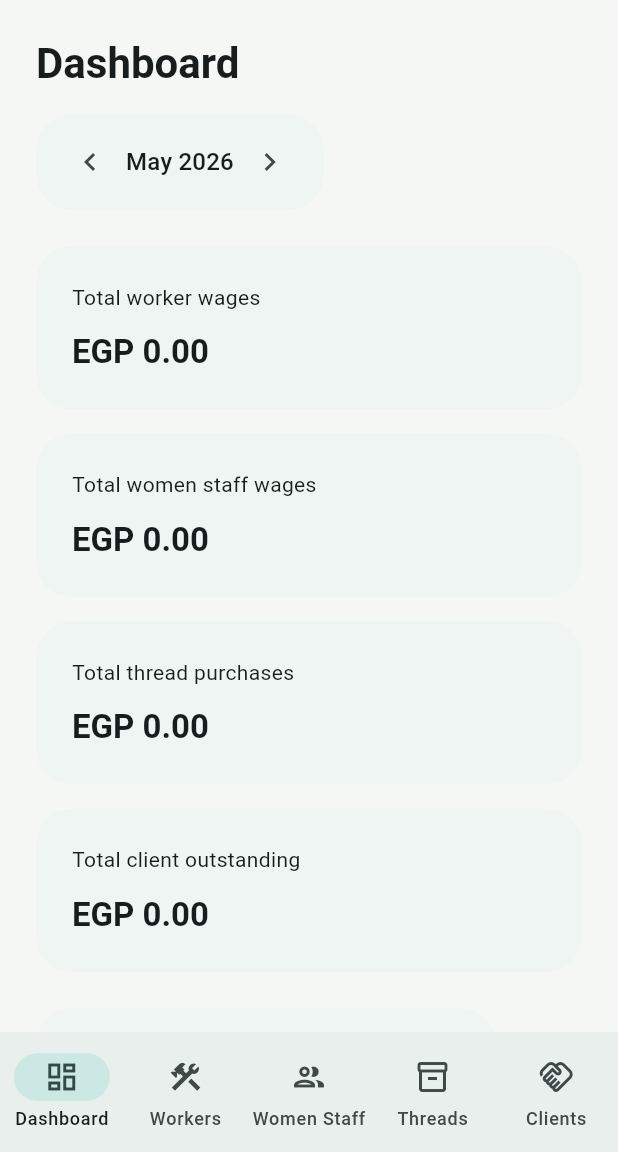
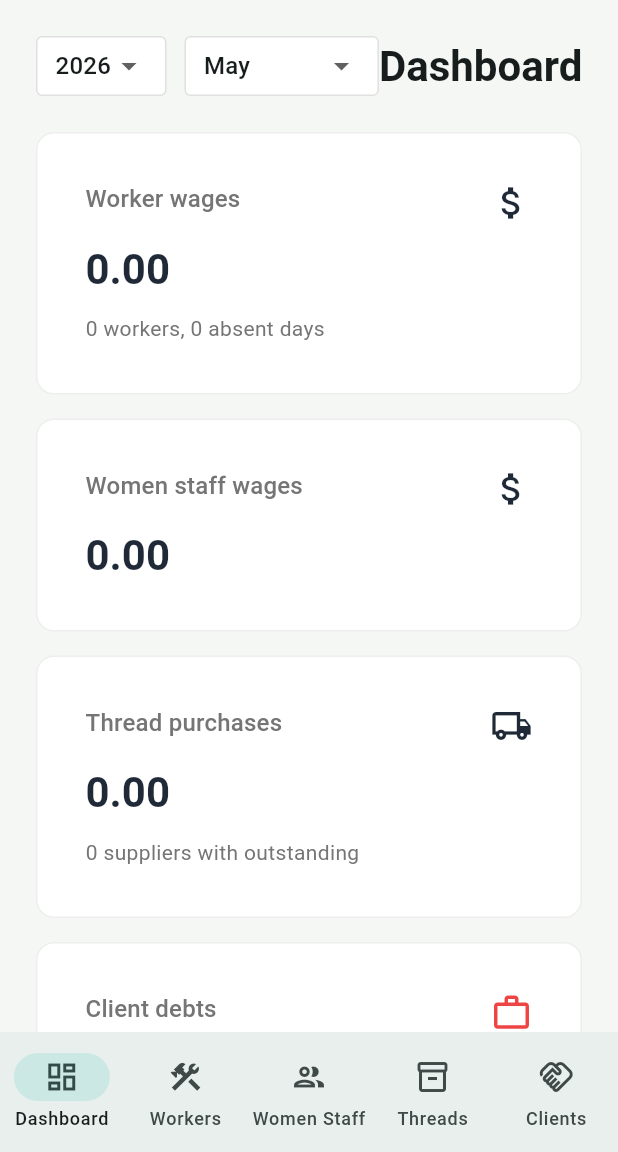
Before and after one commit to MahmoudDahy11/company, a Flutter app: the screen it shows once a user with an empty profile is signed in, after a tap on the "translate" icon, on a phone screen of 412 x 824 dp, the part 84-1236 px from its top. Run offline on Flutter 3.47's test engine with Material 3 defaults, Android fonts, the phone set to English and light mode, and no system bars; our stand-ins replace cloud_firestore, connectivity_plus, drift, firebase_auth, firebase_core, fl_chart and 6 more; missing offline and left inert: excel; accounts and stored records are empty; generated files the repository leaves out were written again.

Commit message:
refactor: update dashboard UI components and localize strings with parameters

```diff
--- a/lib/core/localization/arb/app_ar.arb
+++ b/lib/core/localization/arb/app_ar.arb
@@ -48,17 +48,36 @@
       "value": {}
     }
   },
-  "dashboardSummaryWorkersWages": "إجمالي أجور العمال",
-  "dashboardSummaryWomenWages": "إجمالي أجور الحريم",
-  "dashboardSummaryThreadPurchases": "إجمالي مشتريات الخيوط",
-  "dashboardSummaryClientOutstanding": "إجمالي على الزبايين",
-  "dashboardQuickInfoTitle": "معلومات سريعة",
-  "dashboardRegisteredWorkers": "عدد العمال المسجلين",
-  "dashboardAbsentDaysThisMonth": "أيام الغياب هذا الشهر",
-  "dashboardPendingClients": "الزباين المتبقين",
-  "dashboardSuppliersOutstanding": "موردون لهم رصيد",
-  "dashboardTopWorkersChart": "أفضل 5 عمال هذا الشهر",
-  "dashboardThreadsYearChart": "مشتريات الخيوط خلال السنة",
+  "dashboardSummaryWorkersWages": "أجور العمال",
+  "dashboardSummaryWomenWages": "أجور الحريم",
+  "dashboardSummaryThreadPurchases": "مشتريات الخيط",
+  "dashboardSummaryClientOutstanding": "ديون الزبائن",
+  "workersAndAbsence": "{workers} عمال، {absence} أيام غياب",
+  "@workersAndAbsence": {
+    "placeholders": {
+      "workers": {},
+      "absence": {}
+    }
+  },
+  "suppliersOutstanding": "{count} موردين لهم مستحقات",
+  "@suppliersOutstanding": {
+    "placeholders": {
+      "count": {}
+    }
+  },
+  "clientsDebts": "{count} زبائن عليهم ديون",
+  "@clientsDebts": {
+    "placeholders": {
+      "count": {}
+    }
+  },
+  "dashboardTopWorkersChart": "إنتاج العمال (أعلى 10)",
+  "dashboardThreadsYearChart": "مشتريات الخيط ({year})",
+  "@dashboardThreadsYearChart": {
+    "placeholders": {
+      "year": {}
+    }
+  },
   "dashboardClientsDistributionChart": "توزيع ديون الزباين",
   "dashboardWomenAdvancesChart": "سلف الحريم هذا الشهر",
   "noCurrentDebts": "لا توجد ديون حالية",
--- a/lib/core/localization/arb/app_en.arb
+++ b/lib/core/localization/arb/app_en.arb
@@ -48,17 +48,36 @@
       "value": {}
     }
   },
-  "dashboardSummaryWorkersWages": "Total worker wages",
-  "dashboardSummaryWomenWages": "Total women staff wages",
-  "dashboardSummaryThreadPurchases": "Total thread purchases",
-  "dashboardSummaryClientOutstanding": "Total client outstanding",
-  "dashboardQuickInfoTitle": "Quick info",
-  "dashboardRegisteredWorkers": "Registered workers",
-  "dashboardAbsentDaysThisMonth": "Absent days this month",
-  "dashboardPendingClients": "Clients with outstanding balances",
-  "dashboardSuppliersOutstanding": "Suppliers with outstanding balance",
-  "dashboardTopWorkersChart": "Top 5 workers this month",
-  "dashboardThreadsYearChart": "Thread purchases over the year",
+  "dashboardSummaryWorkersWages": "Worker wages",
+  "dashboardSummaryWomenWages": "Women staff wages",
+  "dashboardSummaryThreadPurchases": "Thread purchases",
+  "dashboardSummaryClientOutstanding": "Client debts",
+  "workersAndAbsence": "{workers} workers, {absence} absent days",
+  "@workersAndAbsence": {
+    "placeholders": {
+      "workers": {},
+      "absence": {}
+    }
+  },
+  "suppliersOutstanding": "{count} suppliers with outstanding",
+  "@suppliersOutstanding": {
+    "placeholders": {
+      "count": {}
+    }
+  },
+  "clientsDebts": "{count} clients with debts",
+  "@clientsDebts": {
+    "placeholders": {
+      "count": {}
+    }
+  },
+  "dashboardTopWorkersChart": "Worker production (Top 10)",
+  "dashboardThreadsYearChart": "Thread purchases ({year})",
+  "@dashboardThreadsYearChart": {
+    "placeholders": {
+      "year": {}
+    }
+  },
   "dashboardClientsDistributionChart": "Client balance distribution",
   "dashboardWomenAdvancesChart": "Women staff advances this month",
   "noCurrentDebts": "There are no current debts",
--- a/lib/features/dashboard/presentation/bloc/dashboard_cubit.dart
+++ b/lib/features/dashboard/presentation/bloc/dashboard_cubit.dart
@@ -29,26 +29,19 @@ class DashboardCubit extends Cubit<DashboardState> {
   }
 
   void previousMonth() {
-    emit(
-      state.copyWith(
-        selectedMonth: DateTime(
-          state.selectedMonth.year,
-          state.selectedMonth.month - 1,
-        ),
-      ),
+    updateMonth(
+      DateTime(state.selectedMonth.year, state.selectedMonth.month - 1),
     );
-    start();
   }
 
   void nextMonth() {
-    emit(
-      state.copyWith(
-        selectedMonth: DateTime(
-          state.selectedMonth.year,
-          state.selectedMonth.month + 1,
-        ),
-      ),
+    updateMonth(
+      DateTime(state.selectedMonth.year, state.selectedMonth.month + 1),
     );
+  }
+
+  void updateMonth(DateTime newMonth) {
+    emit(state.copyWith(selectedMonth: newMonth));
     start();
   }
 
--- a/lib/features/dashboard/presentation/pages/dashboard_page.dart
+++ b/lib/features/dashboard/presentation/pages/dashboard_page.dart
@@ -7,7 +7,6 @@ import 'package:intl/intl.dart';
 import '../../../../core/localization/generated/app_localizations.dart';
 import '../../../../core/utils/app_breakpoints.dart';
 import '../../../../core/utils/app_spacing.dart';
-import '../../../workers/presentation/widgets/month_selector.dart';
 import '../../domain/entities/dashboard_summary.dart';
 import '../bloc/dashboard_cubit.dart';
 import '../bloc/dashboard_state.dart';
@@ -48,15 +47,19 @@ class _DashboardView extends StatelessWidget {
             child: Column(
               crossAxisAlignment: CrossAxisAlignment.start,
               children: [
+                Row(
+                  mainAxisAlignment: MainAxisAlignment.spaceBetween,
+                  children: [
+                    _DashboardMonthSelector(
+                      month: state.selectedMonth,
+                      onChanged: context.read<DashboardCubit>().updateMonth,
+                    ),
                     Text(
                       l10n.dashboard,
-                  style: Theme.of(context).textTheme.headlineMedium,
+                      style: Theme.of(context).textTheme.headlineMedium
+                          ?.copyWith(fontWeight: FontWeight.bold),
                     ),
-                const SizedBox(height: AppSpacing.md),
-                MonthSelector(
-                  month: state.selectedMonth,
-                  onPrevious: context.read<DashboardCubit>().previousMonth,
-                  onNext: context.read<DashboardCubit>().nextMonth,
+                  ],
                 ),
                 const SizedBox(height: AppSpacing.lg),
                 if (state.isLoading)
@@ -66,11 +69,13 @@ class _DashboardView extends StatelessWidget {
                     child: Text(state.errorMessage ?? l10n.failedToLoadData),
                   )
                 else ...[
-                  _SummarySection(summary: summary, currency: currency),
+                  _DashboardCardsSection(summary: summary, currency: currency),
                   const SizedBox(height: AppSpacing.lg),
-                  _QuickInfoSection(summary: summary),
-                  const SizedBox(height: AppSpacing.lg),
-                  _ChartsSection(summary: summary, currency: currency),
+                  _ChartsSection(
+                    summary: summary,
+                    currency: currency,
+                    selectedMonth: state.selectedMonth,
+                  ),
                 ],
               ],
             ),
@@ -81,8 +86,8 @@ class _DashboardView extends StatelessWidget {
   }
 }
 
-class _SummarySection extends StatelessWidget {
-  const _SummarySection({required this.summary, required this.currency});
+class _DashboardCardsSection extends StatelessWidget {
+  const _DashboardCardsSection({required this.summary, required this.currency});
 
   final DashboardSummary summary;
   final NumberFormat currency;
@@ -90,133 +95,140 @@ class _SummarySection extends StatelessWidget {
   @override
   Widget build(BuildContext context) {
     final l10n = AppLocalizations.of(context)!;
-    final cards = [
-      (
-        l10n.dashboardSummaryWorkersWages,
-        currency.format(summary.totalWorkerWages),
-      ),
-      (
-        l10n.dashboardSummaryWomenWages,
-        currency.format(summary.totalWomenStaffWages),
-      ),
-      (
-        l10n.dashboardSummaryThreadPurchases,
-        currency.format(summary.totalThreadPurchases),
-      ),
-      (
-        l10n.dashboardSummaryClientOutstanding,
-        currency.format(summary.totalClientOutstanding),
-      ),
-    ];
 
     return Wrap(
       spacing: AppSpacing.md,
       runSpacing: AppSpacing.md,
-      children: cards
-          .map(
-            (card) => SizedBox(
-              width: MediaQuery.sizeOf(context).width >= AppBreakpoints.desktop
-                  ? 280
-                  : double.infinity,
-              child: Card(
-                child: Padding(
-                  padding: const EdgeInsets.all(AppSpacing.lg),
-                  child: Column(
-                    crossAxisAlignment: CrossAxisAlignment.start,
       children: [
-                      Text(card.$1),
-                      const SizedBox(height: AppSpacing.sm),
-                      Text(
-                        card.$2,
-                        style: Theme.of(context).textTheme.titleLarge,
+        _DashboardCard(
+          title: l10n.dashboardSummaryWorkersWages,
+          value: currency
+              .format(summary.totalWorkerWages)
+              .replaceAll('EGP', '')
+              .trim(),
+          subtitle: l10n.workersAndAbsence(
+            summary.registeredWorkersCount,
+            summary.absentDaysCount,
+          ),
+          icon: Icons.attach_money,
+          color: const Color(0xFF1F2937),
+        ),
+        _DashboardCard(
+          title: l10n.dashboardSummaryWomenWages,
+          value: currency
+              .format(summary.totalWomenStaffWages)
+              .replaceAll('EGP', '')
+              .trim(),
+          subtitle: null,
+          icon: Icons.attach_money,
+          color: const Color(0xFF1F2937),
+        ),
+        _DashboardCard(
+          title: l10n.dashboardSummaryThreadPurchases,
+          value: currency
+              .format(summary.totalThreadPurchases)
+              .replaceAll('EGP', '')
+              .trim(),
+          subtitle: l10n.suppliersOutstanding(
+            summary.suppliersWithOutstandingCount,
+          ),
+          icon: Icons.local_shipping_outlined,
+          color: const Color(0xFF1F2937),
+        ),
+        _DashboardCard(
+          title: l10n.dashboardSummaryClientOutstanding,
+          value: currency
+              .format(summary.totalClientOutstanding)
+              .replaceAll('EGP', '')
+              .trim(),
+          subtitle: l10n.clientsDebts(summary.pendingClientBalancesCount),
+          icon: Icons.work_outline,
+          color: const Color(0xFFEF4444), // Red for debts
         ),
       ],
-                  ),
-                ),
-              ),
-            ),
-          )
-          .toList(),
     );
   }
 }
 
-class _QuickInfoSection extends StatelessWidget {
-  const _QuickInfoSection({required this.summary});
+class _DashboardCard extends StatelessWidget {
+  const _DashboardCard({
+    required this.title,
+    required this.value,
+    this.subtitle,
+    required this.icon,
+    required this.color,
+  });
 
-  final DashboardSummary summary;
+  final String title;
+  final String value;
+  final String? subtitle;
+  final IconData icon;
+  final Color color;
 
   @override
   Widget build(BuildContext context) {
-    final l10n = AppLocalizations.of(context)!;
-    final items = [
-      (
-        l10n.dashboardRegisteredWorkers,
-        summary.registeredWorkersCount.toString(),
+    return Container(
+      width: MediaQuery.sizeOf(context).width >= AppBreakpoints.desktop
+          ? (MediaQuery.sizeOf(context).width - 64 - 16) /
+                2 // Accounts for padding
+          : double.infinity,
+      constraints: const BoxConstraints(maxWidth: 500, minHeight: 140),
+      padding: const EdgeInsets.all(AppSpacing.xl),
+      decoration: BoxDecoration(
+        color: Colors.white,
+        borderRadius: BorderRadius.circular(12),
+        border: Border.all(color: Colors.grey.shade200),
       ),
-      (l10n.dashboardAbsentDaysThisMonth, summary.absentDaysCount.toString()),
-      (
-        l10n.dashboardPendingClients,
-        summary.pendingClientBalancesCount.toString(),
-      ),
-      (
-        l10n.dashboardSuppliersOutstanding,
-        summary.suppliersWithOutstandingCount.toString(),
-      ),
-    ];
-
-    return Card(
-      child: Padding(
-        padding: const EdgeInsets.all(AppSpacing.lg),
+      child: Row(
+        crossAxisAlignment: CrossAxisAlignment.start,
+        children: [
+          Expanded(
             child: Column(
               crossAxisAlignment: CrossAxisAlignment.start,
               children: [
                 Text(
-              l10n.dashboardQuickInfoTitle,
-              style: Theme.of(context).textTheme.titleLarge,
+                  title,
+                  style: Theme.of(context).textTheme.titleMedium?.copyWith(
+                    color: Colors.grey.shade600,
+                  ),
                 ),
                 const SizedBox(height: AppSpacing.md),
-            Wrap(
-              spacing: AppSpacing.md,
-              runSpacing: AppSpacing.md,
-              children: items
-                  .map(
-                    (item) => Container(
-                      constraints: const BoxConstraints(minWidth: 180),
-                      padding: const EdgeInsets.all(AppSpacing.md),
-                      decoration: BoxDecoration(
-                        color: Theme.of(
-                          context,
-                        ).colorScheme.surfaceContainerHighest,
-                        borderRadius: BorderRadius.circular(20),
+                Text(
+                  value,
+                  style: Theme.of(context).textTheme.headlineMedium?.copyWith(
+                    fontWeight: FontWeight.bold,
+                    color: color,
                   ),
-                      child: Column(
-                        crossAxisAlignment: CrossAxisAlignment.start,
-                        children: [
-                          Text(item.$1),
-                          const SizedBox(height: AppSpacing.xs),
+                ),
+                if (subtitle != null) ...[
+                  const SizedBox(height: AppSpacing.sm),
                   Text(
-                            item.$2,
-                            style: Theme.of(context).textTheme.titleLarge,
+                    subtitle!,
+                    style: Theme.of(context).textTheme.bodyMedium?.copyWith(
+                      color: Colors.grey.shade600,
                     ),
+                  ),
+                ],
               ],
             ),
           ),
-                  )
-                  .toList(),
-            ),
+          Icon(icon, color: color, size: 28),
         ],
-        ),
       ),
     );
   }
 }
 
 class _ChartsSection extends StatelessWidget {
-  const _ChartsSection({required this.summary, required this.currency});
+  const _ChartsSection({
+    required this.summary,
+    required this.currency,
+    required this.selectedMonth,
+  });
 
   final DashboardSummary summary;
   final NumberFormat currency;
+  final DateTime selectedMonth;
 
   @override
   Widget build(BuildContext context) {
@@ -235,7 +247,7 @@ class _ChartsSection extends StatelessWidget {
         ),
         _ChartCard(
           width: isDesktop ? 560 : double.infinity,
-          title: l10n.dashboardThreadsYearChart,
+          title: l10n.dashboardThreadsYearChart(selectedMonth.year.toString()),
           child: _ThreadPurchasesLineChart(
             points: summary.threadPurchasesByMonth,
           ),
@@ -290,6 +302,78 @@ class _ChartCard extends StatelessWidget {
   }
 }
 
+class _DashboardMonthSelector extends StatelessWidget {
+  const _DashboardMonthSelector({required this.month, required this.onChanged});
+
+  final DateTime month;
+  final ValueChanged<DateTime> onChanged;
+
+  @override
+  Widget build(BuildContext context) {
+    final locale = Localizations.localeOf(context).languageCode;
+
+    final months = List.generate(12, (index) {
+      final m = DateTime(month.year, index + 1);
+      return DropdownMenuItem(
+        value: index + 1,
+        child: Text(DateFormat.MMMM(locale).format(m)),
+      );
+    });
+
+    final years = List.generate(10, (index) {
+      final y = DateTime.now().year - 5 + index;
+      return DropdownMenuItem(value: y, child: Text(y.toString()));
+    });
+
+    return Row(
+      mainAxisSize: MainAxisSize.min,
+      children: [
+        Container(
+          height: 40,
+          padding: const EdgeInsets.symmetric(horizontal: AppSpacing.sm),
+          decoration: BoxDecoration(
+            color: Colors.white,
+            border: Border.all(color: Colors.grey.shade300),
+            borderRadius: BorderRadius.circular(4),
+          ),
+          child: DropdownButtonHideUnderline(
+            child: DropdownButton<int>(
+              value: month.year,
+              items: years,
+              onChanged: (y) {
+                if (y != null) {
+                  onChanged(DateTime(y, month.month));
+                }
+              },
+            ),
+          ),
+        ),
+        const SizedBox(width: AppSpacing.sm),
+        Container(
+          height: 40,
+          padding: const EdgeInsets.symmetric(horizontal: AppSpacing.sm),
+          decoration: BoxDecoration(
+            color: Colors.white,
+            border: Border.all(color: Colors.grey.shade300),
+            borderRadius: BorderRadius.circular(4),
+          ),
+          child: DropdownButtonHideUnderline(
+            child: DropdownButton<int>(
+              value: month.month,
+              items: months,
+              onChanged: (m) {
+                if (m != null) {
+                  onChanged(DateTime(month.year, m));
+                }
+              },
+            ),
+          ),
+        ),
+      ],
+    );
+  }
+}
+
 class _TopWorkersChart extends StatelessWidget {
   const _TopWorkersChart({required this.points});
 
@@ -304,8 +388,22 @@ class _TopWorkersChart extends StatelessWidget {
     return BarChart(
       BarChartData(
         alignment: BarChartAlignment.spaceAround,
-        gridData: const FlGridData(show: false),
-        borderData: FlBorderData(show: false),
+        gridData: FlGridData(
+          show: true,
+          drawVerticalLine: false,
+          getDrawingHorizontalLine: (value) => FlLine(
+            color: Colors.grey.shade300,
+            strokeWidth: 1,
+            dashArray: [4, 4],
+          ),
+        ),
+        borderData: FlBorderData(
+          show: true,
+          border: Border(
+            bottom: BorderSide(color: Colors.grey.shade400),
+            left: BorderSide(color: Colors.grey.shade400),
+          ),
+        ),
         titlesData: FlTitlesData(
           topTitles: const AxisTitles(
             sideTitles: SideTitles(showTitles: false),
@@ -342,9 +440,11 @@ class _TopWorkersChart extends StatelessWidget {
               barRods: [
                 BarChartRodData(
                   toY: points[i].value,
-                  width: 24,
-                  borderRadius: BorderRadius.circular(8),
-                  color: const Color(0xFF0F766E),
+                  width: 50,
+                  borderRadius: const BorderRadius.vertical(
+                    top: Radius.circular(4),
+                  ),
+                  color: const Color(0xFF374151), // Dark grey like screenshot
                 ),
               ],
             ),
@@ -363,8 +463,22 @@ class _ThreadPurchasesLineChart extends StatelessWidget {
   Widget build(BuildContext context) {
     return LineChart(
       LineChartData(
-        gridData: const FlGridData(show: true),
-        borderData: FlBorderData(show: false),
+        gridData: FlGridData(
+          show: true,
+          drawVerticalLine: false,
+          getDrawingHorizontalLine: (value) => FlLine(
+            color: Colors.grey.shade300,
+            strokeWidth: 1,
+            dashArray: [4, 4],
+          ),
+        ),
+        borderData: FlBorderData(
+          show: true,
+          border: Border(
+            bottom: BorderSide(color: Colors.grey.shade400),
+            left: BorderSide(color: Colors.grey.shade400),
+          ),
+        ),
         titlesData: FlTitlesData(
           topTitles: const AxisTitles(
             sideTitles: SideTitles(showTitles: false),
@@ -388,9 +502,18 @@ class _ThreadPurchasesLineChart extends StatelessWidget {
                 .map((point) => FlSpot(point.month.toDouble(), point.value))
                 .toList(),
             isCurved: true,
-            barWidth: 3,
-            color: const Color(0xFFEA580C),
-            dotData: const FlDotData(show: true),
+            barWidth: 2,
+            color: const Color(0xFFF97316), // Orange
+            dotData: FlDotData(
+              show: true,
+              getDotPainter: (spot, percent, barData, index) =>
+                  FlDotCirclePainter(
+                    radius: 4,
+                    color: Colors.white,
+                    strokeWidth: 2,
+                    strokeColor: const Color(0xFFF97316),
+                  ),
+            ),
           ),
         ],
       ),
```
Also changed, not shown: lib/core/localization/generated/app_localizations.dart, lib/core/localization/generated/app_localizations_ar.dart, lib/core/localization/generated/app_localizations_en.dart. Lines whose indentation alone changed are shown as unchanged.
